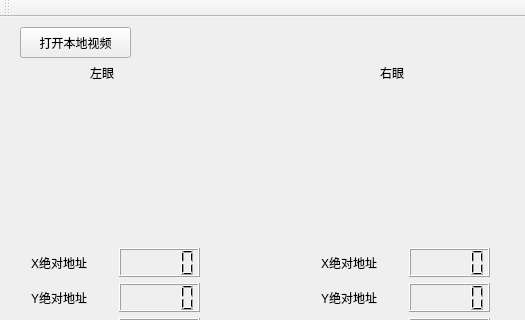
Qt form EyePupilLocalization/eyepupillocalization.ui (mackenbaron/EyePupilLocalization) before a commit; both pictures show x 0 to 525 and y 0 to 320 of the 525 by 711 pixel window.
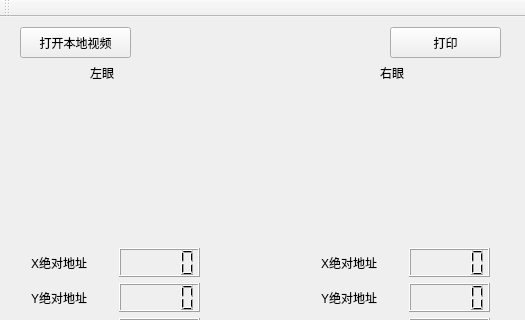
The same form after that commit. Custom widgets are drawn as their Qt base class.

Commit message: 增加了打印功能，打印当前波形图。 由于打印预览功能没调试成功，预览不了，直接取消预览直接打印PDF。

The edit to the form file:
```diff
--- a/EyePupilLocalization/eyepupillocalization.ui
+++ b/EyePupilLocalization/eyepupillocalization.ui
@@ -183,7 +183,7 @@
     <property name="geometry">
      <rect>
       <x>20</x>
-      <y>360</y>
+      <y>350</y>
       <width>481</width>
       <height>141</height>
      </rect>
@@ -199,6 +199,19 @@
      </rect>
     </property>
    </widget>
+   <widget class="QPushButton" name="Button_print">
+    <property name="geometry">
+     <rect>
+      <x>390</x>
+      <y>10</y>
+      <width>111</width>
+      <height>31</height>
+     </rect>
+    </property>
+    <property name="text">
+     <string>打印</string>
+    </property>
+   </widget>
   </widget>
   <widget class="QMenuBar" name="menuBar">
    <property name="geometry">
```
Left out of the diff: 30 changed lines with no effect on the pictures. The commit also changes 5 other files.
